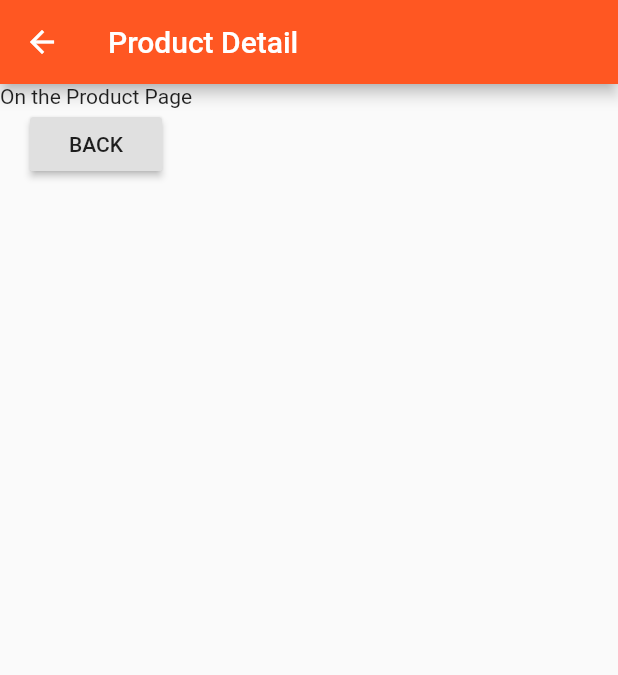
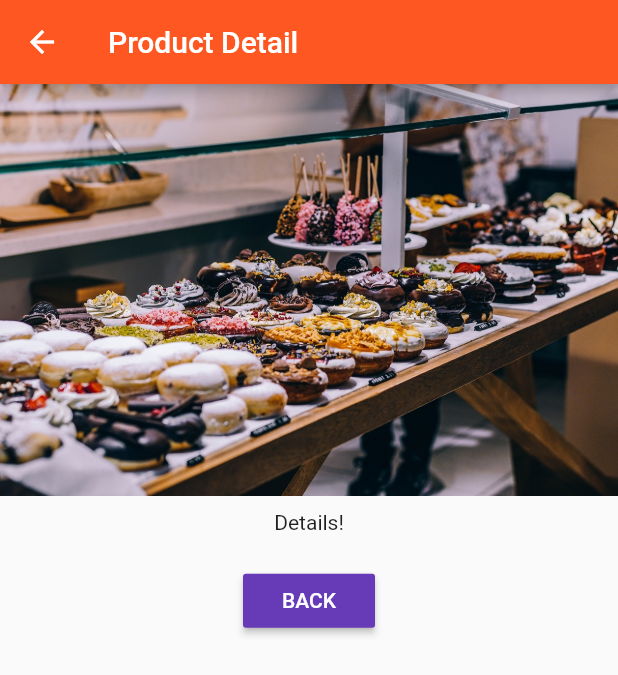
Before and after one commit to kostyaVyrodov/flutter-playground, a Flutter app: the ProductPage screen opened directly, on a phone screen of 412 x 824 dp. Shown: the top 675 px of the screen. Run offline on Flutter 3.47's test engine with Material 2 defaults, Android fonts, the phone set to English and light mode, and no system bars.

Commit message:
Make design beutifull

```diff
--- a/lib/pages/product.dart
+++ b/lib/pages/product.dart
@@ -7,14 +7,26 @@ class ProductPage extends StatelessWidget {
       appBar: AppBar(
         title: Text('Product Detail'),
       ),
-      body: Column(
-        children: <Widget>[
-          Text('On the Product Page'),
-          RaisedButton(
-            child: Text("BACK"),
-            onPressed: () => Navigator.pop(context),
-          )
-        ],
+      body: Center(
+        child: Column(
+          crossAxisAlignment: CrossAxisAlignment.center,
+          children: <Widget>[
+            Image.asset('assets/food.jpg'),
+            Container(
+              padding: EdgeInsets.all(10.0),
+              child: Text('Details!'),
+            ),
+            Container(
+              padding: EdgeInsets.all(10.0),
+              child: RaisedButton(
+                color: Theme.of(context).accentColor,
+                textColor: Colors.white,
+                child: Text("BACK"),
+                onPressed: () => Navigator.pop(context),
+              ),
+            ),
+          ],
+        ),
       ),
     );
   }
```
